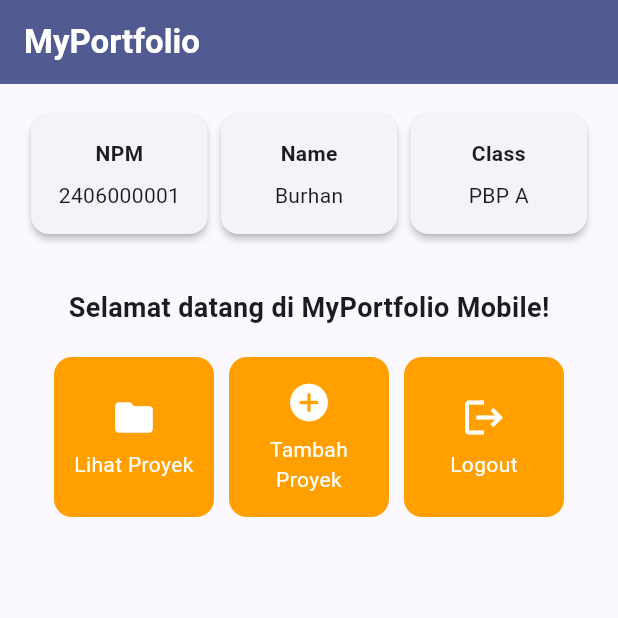
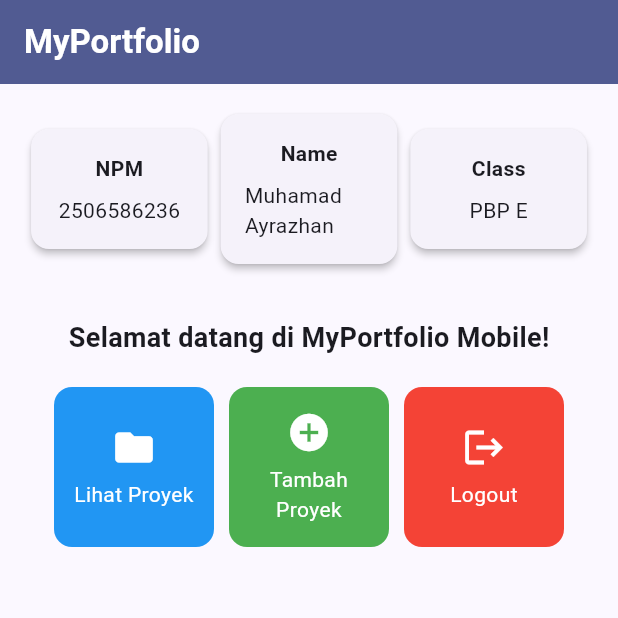
Before and after one commit to muhamadayrazhan/myportofolio_mobile, a Flutter app: the screen it shows after launch, on a phone screen of 412 x 824 dp, the top half of it. Run offline on Flutter 3.47's test engine with Material 3 defaults, Android fonts, the phone set to English and light mode, and no system bars.

Commit message:
Basic Flutter

```diff
--- a/lib/menu.dart
+++ b/lib/menu.dart
@@ -3,14 +3,15 @@ import 'package:flutter/material.dart';
 class MyHomePage extends StatelessWidget {
   MyHomePage({super.key});
 
-  final String npm = "2406000001";
-  final String nama = "Burhan";
-  final String kelas = "PBP A";
+  final String npm = "2506586236";
+  final String nama = "Muhamad Ayrazhan";
+  final String kelas = "PBP E";
 
+  // Setiap tombol aksi memiliki warna latar yang unik dan kontras.
   final List<ItemHomepage> items = [
-    ItemHomepage("Lihat Proyek", Icons.folder),
-    ItemHomepage("Tambah Proyek", Icons.add_circle),
-    ItemHomepage("Logout", Icons.logout),
+    ItemHomepage("Lihat Proyek", Icons.folder, Colors.blue),
+    ItemHomepage("Tambah Proyek", Icons.add_circle, Colors.green),
+    ItemHomepage("Logout", Icons.logout, Colors.red),
   ];
 
   @override
@@ -21,10 +22,7 @@ class MyHomePage extends StatelessWidget {
       appBar: AppBar(
         title: const Text(
           'MyPortfolio',
-          style: TextStyle(
-            color: Colors.white,
-            fontWeight: FontWeight.bold,
-          ),
+          style: TextStyle(color: Colors.white, fontWeight: FontWeight.bold),
         ),
         backgroundColor: Theme.of(context).colorScheme.primary,
       ),
@@ -103,10 +101,7 @@ class InfoCard extends StatelessWidget {
         // Menyusun teks title dan content secara vertikal.
         child: Column(
           children: [
-            Text(
-              title,
-              style: const TextStyle(fontWeight: FontWeight.bold),
-            ),
+            Text(title, style: const TextStyle(fontWeight: FontWeight.bold)),
             const SizedBox(height: 8.0),
             Text(content),
           ],
@@ -119,8 +114,9 @@ class InfoCard extends StatelessWidget {
 class ItemHomepage {
   final String name;
   final IconData icon;
+  final Color color;
 
-  ItemHomepage(this.name, this.icon);
+  ItemHomepage(this.name, this.icon, this.color);
 }
 
 class ItemCard extends StatelessWidget {
@@ -131,8 +127,8 @@ class ItemCard extends StatelessWidget {
   @override
   Widget build(BuildContext context) {
     return Material(
-      // Menggunakan warna sekunder dari skema tema aplikasi.
-      color: Theme.of(context).colorScheme.secondary,
+      // Menggunakan warna latar khusus milik masing-masing tombol.
+      color: item.color,
       borderRadius: BorderRadius.circular(12),
       child: InkWell(
         // Aksi ketika kartu ditekan oleh pengguna.
@@ -141,7 +137,9 @@ class ItemCard extends StatelessWidget {
           ScaffoldMessenger.of(context)
             ..hideCurrentSnackBar()
             ..showSnackBar(
-              SnackBar(content: Text("Kamu telah menekan tombol ${item.name}!")),
+              SnackBar(
+                content: Text("Kamu telah menekan tombol ${item.name}!"),
+              ),
             );
         },
         child: Container(
@@ -150,11 +148,7 @@ class ItemCard extends StatelessWidget {
             child: Column(
               mainAxisAlignment: MainAxisAlignment.center,
               children: [
-                Icon(
-                  item.icon,
-                  color: Colors.white,
-                  size: 30.0,
-                ),
+                Icon(item.icon, color: Colors.white, size: 30.0),
                 const Padding(padding: EdgeInsets.all(3)),
                 Text(
                   item.name,
```
